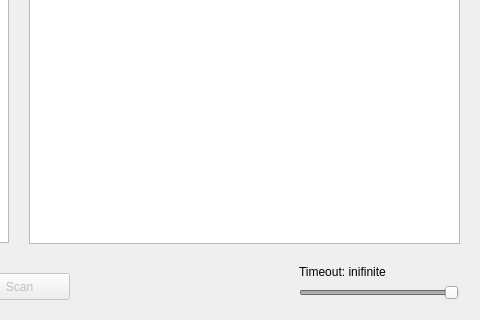
Above: viewer/viewer.ui from pawelmoll/scannerAPI before the change; both pictures show x 411 to 891 and y 307 to 627 of the 891 by 627 pixel window. Below: the same form after it.
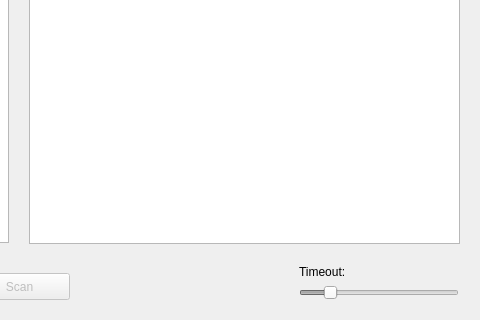
That is the form after the change.

Commit message:
viewer: Set default timeout to 10
And make the label refresh also when clicked, not only slided.

The edit to the form file:
```diff
--- a/viewer/viewer.ui
+++ b/viewer/viewer.ui
@@ -71,7 +71,7 @@
      <number>60</number>
     </property>
     <property name="value">
-     <number>60</number>
+     <number>10</number>
     </property>
     <property name="orientation">
      <enum>Qt::Horizontal</enum>
@@ -87,7 +87,7 @@
      </rect>
     </property>
     <property name="text">
-     <string>Timeout: inifinite</string>
+     <string>Timeout:</string>
     </property>
    </widget>
    <widget class="QGraphicsView" name="imageView">
```
The commit also changes 2 other files.
